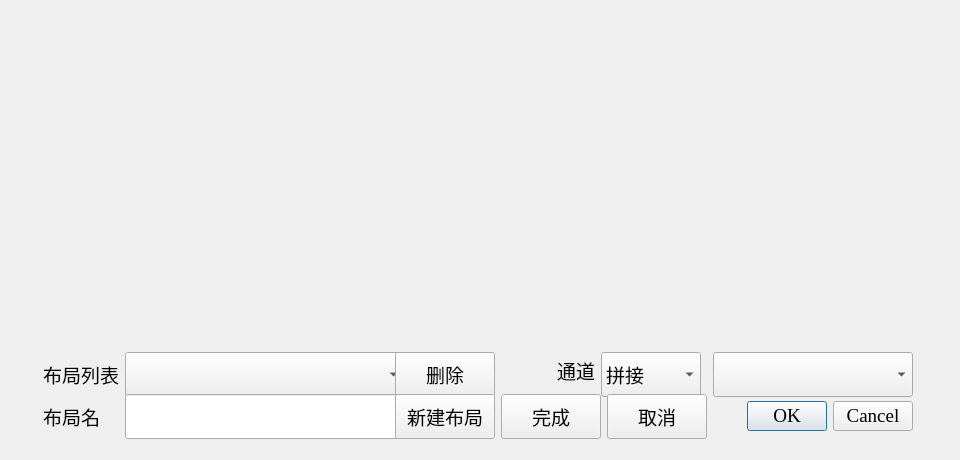
Before: the Qt Designer form common/layoutcfgdialog.ui in MR-ACC/IDS-Client, drawn with Qt 5.
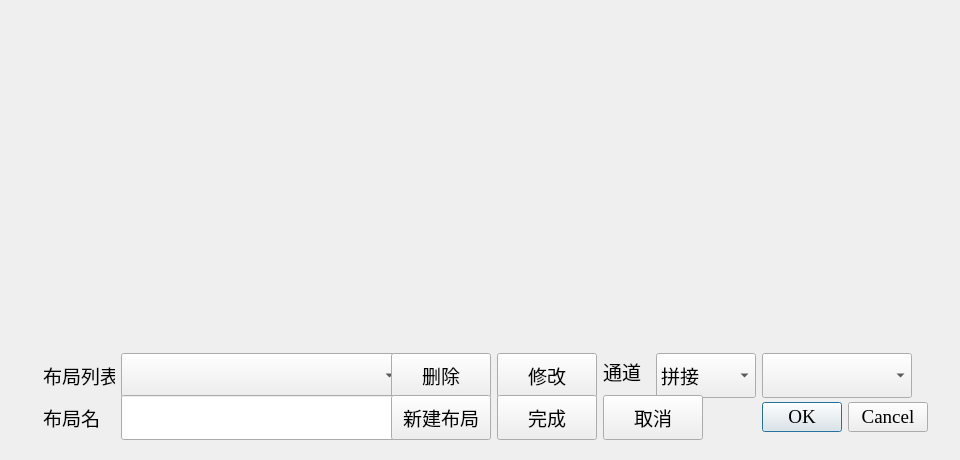
After: the same form once the commit is applied.

Commit message: modify lock(). layoutcfgdlg.

Patch:
```diff
--- a/common/layoutcfgdialog.ui
+++ b/common/layoutcfgdialog.ui
@@ -35,8 +35,8 @@
    <property name="geometry">
     <rect>
      <x>32</x>
-     <y>341</y>
-     <width>892</width>
+     <y>342</y>
+     <width>907</width>
      <height>100</height>
     </rect>
    </property>
@@ -47,7 +47,13 @@
        <widget class="QLabel" name="label">
         <property name="minimumSize">
          <size>
-          <width>0</width>
+          <width>72</width>
+          <height>45</height>
+         </size>
+        </property>
+        <property name="maximumSize">
+         <size>
+          <width>72</width>
           <height>45</height>
          </size>
         </property>
@@ -64,6 +70,12 @@
           <height>45</height>
          </size>
         </property>
+        <property name="maximumSize">
+         <size>
+          <width>280</width>
+          <height>45</height>
+         </size>
+        </property>
        </widget>
       </item>
       <item row="0" column="2">
@@ -89,7 +101,13 @@
        <widget class="QLabel" name="label_2">
         <property name="minimumSize">
          <size>
-          <width>0</width>
+          <width>72</width>
+          <height>45</height>
+         </size>
+        </property>
+        <property name="maximumSize">
+         <size>
+          <width>72</width>
           <height>45</height>
          </size>
         </property>
@@ -106,6 +124,12 @@
           <height>45</height>
          </size>
         </property>
+        <property name="maximumSize">
+         <size>
+          <width>280</width>
+          <height>45</height>
+         </size>
+        </property>
         <property name="maxLength">
          <number>32</number>
         </property>
@@ -135,17 +159,26 @@
     <item row="0" column="1">
      <layout class="QGridLayout" name="gridLayout_2">
       <item row="0" column="0">
-       <spacer name="horizontalSpacer">
-        <property name="orientation">
-         <enum>Qt::Horizontal</enum>
+       <widget class="QPushButton" name="btnModify">
+        <property name="minimumSize">
+         <size>
+          <width>100</width>
+          <height>45</height>
+         </size>
         </property>
-        <property name="sizeHint" stdset="0">
+        <property name="maximumSize">
          <size>
-          <width>40</width>
-          <height>20</height>
+          <width>100</width>
+          <height>46</height>
          </size>
         </property>
-       </spacer>
+        <property name="text">
+         <string>修改</string>
+        </property>
+        <property name="checkable">
+         <bool>true</bool>
+        </property>
+       </widget>
       </item>
       <item row="0" column="1">
        <widget class="QLabel" name="labelChannel">
@@ -190,17 +223,23 @@
         </item>
        </widget>
       </item>
-      <item row="0" column="4" colspan="2">
+      <item row="0" column="4">
        <widget class="QComboBox" name="comboBoxChannel">
         <property name="minimumSize">
          <size>
-          <width>200</width>
+          <width>150</width>
+          <height>45</height>
+         </size>
+        </property>
+        <property name="maximumSize">
+         <size>
+          <width>150</width>
           <height>45</height>
          </size>
         </property>
        </widget>
       </item>
-      <item row="1" column="0" colspan="3">
+      <item row="1" column="0">
        <widget class="QPushButton" name="btnDoneNew">
         <property name="minimumSize">
          <size>
@@ -219,7 +258,7 @@
         </property>
        </widget>
       </item>
-      <item row="1" column="3">
+      <item row="1" column="1" colspan="2">
        <widget class="QPushButton" name="btnCancelNew">
         <property name="minimumSize">
          <size>
@@ -238,20 +277,20 @@
         </property>
        </widget>
       </item>
+      <item row="1" column="3">
+       <spacer name="verticalSpacer">
+        <property name="orientation">
+         <enum>Qt::Vertical</enum>
+        </property>
+        <property name="sizeHint" stdset="0">
+         <size>
+          <width>20</width>
+          <height>28</height>
+         </size>
+        </property>
+       </spacer>
+      </item>
       <item row="1" column="4">
-       <spacer name="horizontalSpacer_2">
-        <property name="orientation">
-         <enum>Qt::Horizontal</enum>
-        </property>
-        <property name="sizeHint" stdset="0">
-         <size>
-          <width>13</width>
-          <height>20</height>
-         </size>
-        </property>
-       </spacer>
-      </item>
-      <item row="1" column="5">
        <widget class="QDialogButtonBox" name="buttonBox">
         <property name="minimumSize">
          <size>
```
Left out of the diff: 5 changed lines with no effect on the pictures. The commit also changes 3 other files.
